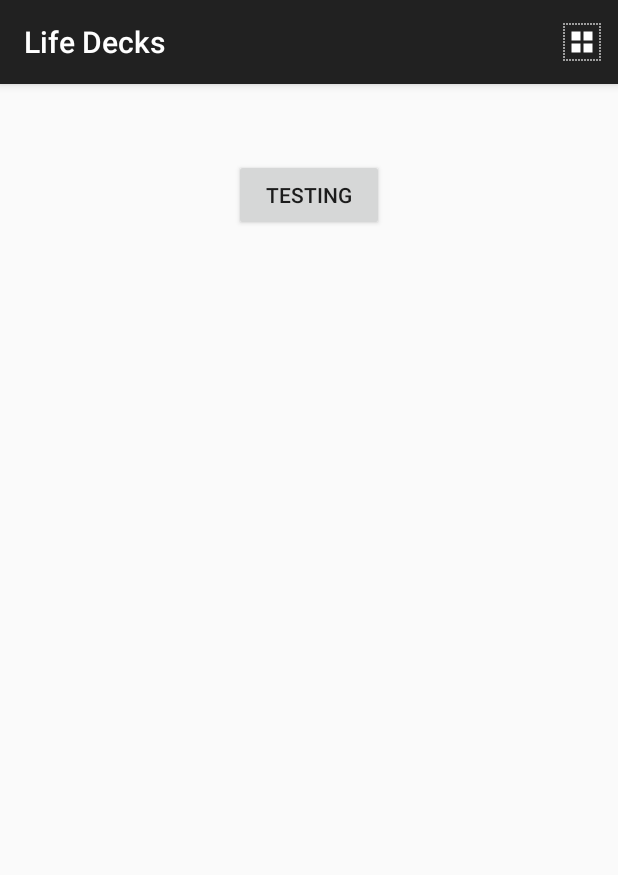
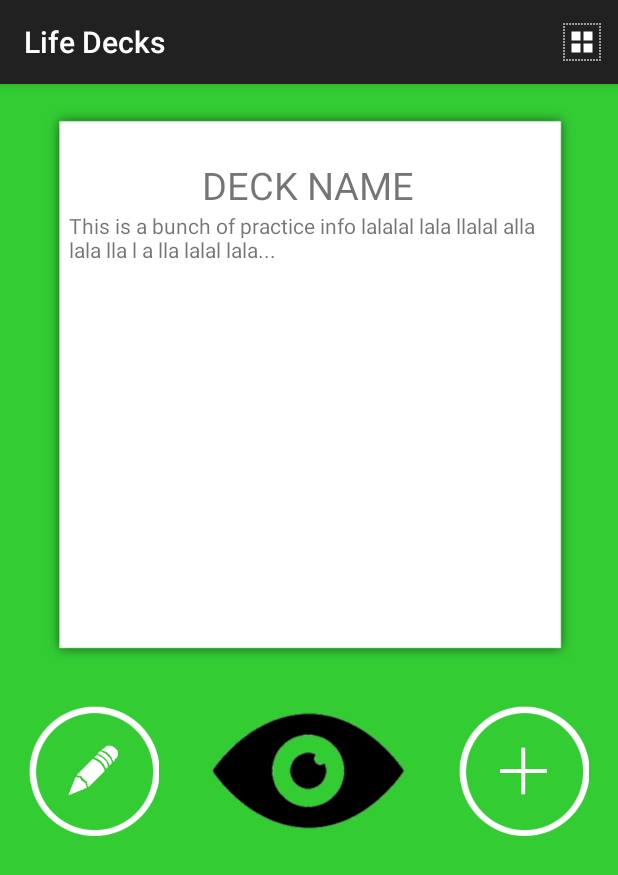
Before and after one commit to Lcarvajal-zz/Life-Decks, an Android app: the screen it shows after launch (MainActivity), on a phone screen of 412 x 824 dp. Shown: the top 875 px of the screen. Run offline under Robolectric (Android 15) with nearby library versions, the phone set to English and light mode, and no system bars.

Commit message:
changes colors, creates icons

```diff
--- a/app/src/main/java/com/lcarvajal/life_decks/MainActivity.java
+++ b/app/src/main/java/com/lcarvajal/life_decks/MainActivity.java
@@ -7,19 +7,28 @@ import android.view.Menu;
 import android.view.MenuItem;
 import android.view.View;
 import android.widget.Button;
+import android.widget.ImageButton;
 
 public class MainActivity extends ActionBarActivity {
 
+    boolean openEye = true;
 
     public void onCreate(Bundle savedInstanceState) {
         super.onCreate(savedInstanceState);
         setContentView(R.layout.activity_main);
 
-        Button button = (Button) findViewById(R.id.testing);
-        button.setOnClickListener(new View.OnClickListener() {
+        final ImageButton eyeButton = (ImageButton) findViewById(R.id.eye_button);
+
+        eyeButton.setOnClickListener(new View.OnClickListener() {
             public void onClick(View v) {
-                Intent intent = new Intent(MainActivity.this, SelectDeck.class);
-                startActivity(intent);
+                if(openEye) {
+                    eyeButton.setBackgroundResource(R.drawable.eye_closed_button);
+                    openEye = false;
+                }
+                else {
+                    eyeButton.setBackgroundResource(R.drawable.eye_opened_button);
+                    openEye = true;
+                }
             }
         });
     }
--- a/app/src/main/res/layout/activity_main.xml
+++ b/app/src/main/res/layout/activity_main.xml
@@ -4,13 +4,71 @@
     android:layout_height="match_parent"
     android:paddingLeft="16dp"
     android:paddingRight="16dp"
-    android:orientation="vertical" >
+    android:orientation="vertical"
+    android:background="#33CC33">
 
-    <Button
-        android:layout_width="100dp"
+    <LinearLayout
+        android:layout_width="match_parent"
+        android:layout_height="400dp"
+        android:orientation="vertical"
+        android:background="@drawable/card"
+        android:id="@+id/card">
+
+    <TextView
+        android:layout_width="wrap_content"
         android:layout_height="wrap_content"
-        android:layout_gravity="center"
+        android:layout_gravity="center_horizontal"
         android:layout_marginTop="50dp"
-        android:text="Testing"
-        android:id="@+id/testing"/>
+        android:paddingLeft="30dp"
+        android:paddingRight="30dp"
+        android:textSize="25dp"
+        android:textAllCaps="true"
+        android:id="@+id/title"
+        android:text="@string/deck_name"/>
+
+    <TextView
+        android:layout_width="wrap_content"
+        android:layout_height="wrap_content"
+        android:layout_gravity="center_horizontal"
+        android:paddingLeft="30dp"
+        android:paddingRight="30dp"
+        android:id="@+id/info"
+        android:layout_below="@+id/title"
+        android:text="@string/info"/>
+
+    </LinearLayout>
+
+    <LinearLayout
+        android:layout_width="wrap_content"
+        android:layout_height="wrap_content"
+        android:orientation="horizontal"
+        android:layout_gravity="center_horizontal"
+        android:layout_marginTop="-15dp"
+        android:layout_below="@+id/card">
+
+        <ImageButton
+            android:id="@+id/edit_button"
+            android:layout_width="130px"
+            android:layout_height="130px"
+            android:layout_gravity="center"
+            android:background="@drawable/edit_card_button"/>
+
+        <ImageButton
+            android:id="@+id/eye_button"
+            android:layout_width="220px"
+            android:layout_height="220px"
+            android:layout_marginLeft="40px"
+            android:layout_marginRight="40px"
+            android:layout_gravity="center"
+            android:background="@drawable/eye_opened_button"/>
+
+        <ImageButton
+            android:id="@+id/add_button"
+            android:layout_width="130px"
+            android:layout_height="130px"
+            android:layout_gravity="center"
+            android:background="@drawable/new_card_button"/>
+
+    </LinearLayout>
+
 </LinearLayout>
--- a/app/src/main/res/layout/activity_select_deck.xml
+++ b/app/src/main/res/layout/activity_select_deck.xml
@@ -3,10 +3,11 @@
     android:id="@+id/gridview"
     android:layout_width="match_parent"
     android:layout_height="match_parent"
-    android:layout_marginTop="10dp"
+    android:paddingTop="10dp"
     android:columnWidth="100dp"
     android:numColumns="3"
     android:verticalSpacing="20dp"
     android:stretchMode="spacingWidthUniform"
     android:gravity="center"
-    />
+    android:background="#33CC33" >
+</GridView>
--- a/app/src/main/res/layout/select_deck_text_view.xml
+++ b/app/src/main/res/layout/select_deck_text_view.xml
@@ -4,6 +4,4 @@
     android:layout_height="match_parent"
     android:textColor="#000000"
     android:background="@drawable/deck_drawable"
-    android:gravity="center"
-
-    />
+    android:gravity="center"/>
--- /dev/null
+++ b/app/src/main/res/menu/menu_new_deck.xml
@@ -0,0 +1,6 @@
+<menu xmlns:android="http://schemas.android.com/apk/res/android"
+    xmlns:app="http://schemas.android.com/apk/res-auto"
+    xmlns:tools="http://schemas.android.com/tools" tools:context="com.lcarvajal.life_decks.NewDeck">
+    <item android:id="@+id/action_settings" android:title="@string/action_settings"
+        android:orderInCategory="100" app:showAsAction="never" />
+</menu>
--- a/app/src/main/res/values/strings.xml
+++ b/app/src/main/res/values/strings.xml
@@ -13,4 +13,10 @@
     <string name="action_view_decks">View Decks</string>
     <string name="action_add">Add</string>
     <string name="action_cancel">Cancel</string>
+    <string name="title_activity_new_deck">New Deck</string>
+
+    <string name="prompt_new_deck">New Life Deck name:</string>
+    <string name="prompt_deck_name">Collection of Cat Names</string>
+    <string name="deck_name">deck name</string>
+    <string name="info">This is a bunch of practice info lalalal lala llalal alla lala lla l a lla lalal lala...</string>
 </resources>
```
Also changed, not shown: app/src/main/AndroidManifest.xml (+7 -1 lines), app/src/main/java/com/lcarvajal/life_decks/NewDeck.java (added, +39 -0 lines), app/src/main/java/com/lcarvajal/life_decks/SelectDeck.java (+13 -3 lines), app/src/main/res/layout/activity_new_deck.xml (added, +26 -0 lines), app/src/main/res/menu/new_deck_activity_actions.xml (added, +9 -0 lines), app/src/main/res/drawable/card.png (added), app/src/main/res/drawable/edit_card_button.png (added), app/src/main/res/drawable/eye_closed_button.png (added), app/src/main/res/drawable/eye_opened_button.png (added), app/src/main/res/drawable/new_card_button.png (added).
